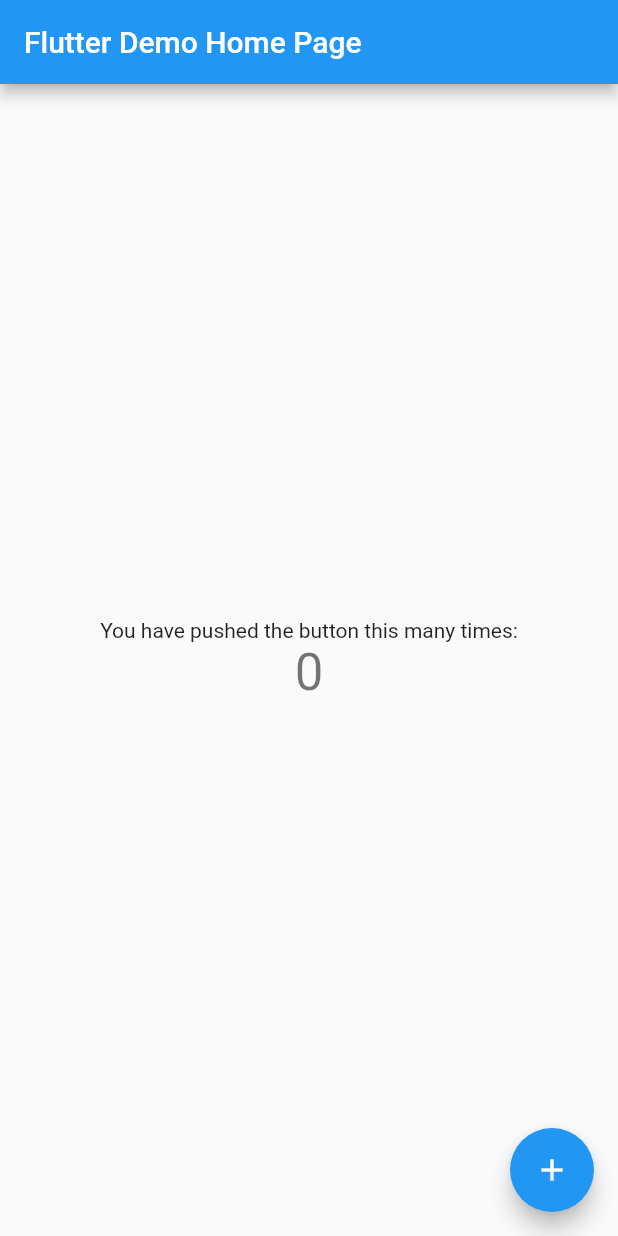
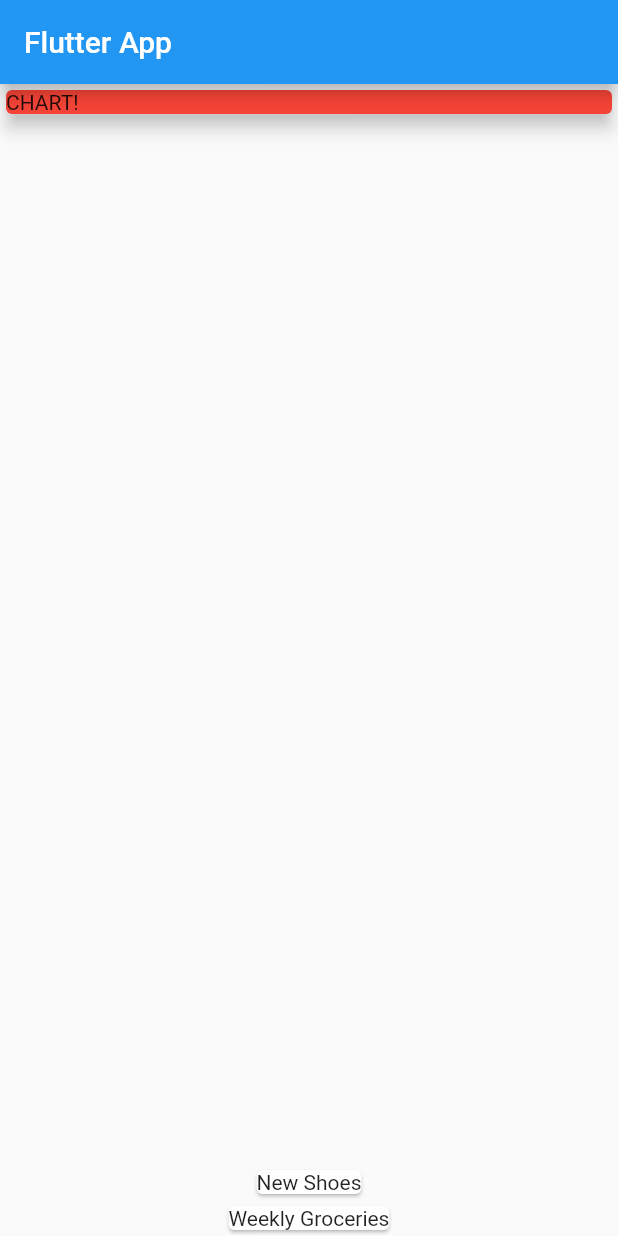
Before and after one commit to Kunal4now/Personal_Expenses, a Flutter app: the screen it shows after launch, on a phone screen of 412 x 824 dp. Run offline on Flutter 3.47's test engine with Material 2 defaults, Android fonts, the phone set to English and light mode, and no system bars.

Commit message:
Added the transaction widget

```diff
--- a/lib/main.dart
+++ b/lib/main.dart
@@ -1,117 +1,60 @@
 import 'package:flutter/material.dart';
+import './transaction.dart';
 
-void main() {
-  runApp(MyApp());
-}
+void main() => runApp(MyApp());
 
 class MyApp extends StatelessWidget {
-  // This widget is the root of your application.
   @override
   Widget build(BuildContext context) {
     return MaterialApp(
-      title: 'Flutter Demo',
-      theme: ThemeData(
-        // This is the theme of your application.
-        //
-        // Try running your application with "flutter run". You'll see the
-        // application has a blue toolbar. Then, without quitting the app, try
-        // changing the primarySwatch below to Colors.green and then invoke
-        // "hot reload" (press "r" in the console where you ran "flutter run",
-        // or simply save your changes to "hot reload" in a Flutter IDE).
-        // Notice that the counter didn't reset back to zero; the application
-        // is not restarted.
-        primarySwatch: Colors.blue,
-        // This makes the visual density adapt to the platform that you run
-        // the app on. For desktop platforms, the controls will be smaller and
-        // closer together (more dense) than on mobile platforms.
-        visualDensity: VisualDensity.adaptivePlatformDensity,
-      ),
-      home: MyHomePage(title: 'Flutter Demo Home Page'),
+      title: 'Flutter App',
+      home: MyHomePage(),
     );
   }
 }
 
-class MyHomePage extends StatefulWidget {
-  MyHomePage({Key key, this.title}) : super(key: key);
-
-  // This widget is the home page of your application. It is stateful, meaning
-  // that it has a State object (defined below) that contains fields that affect
-  // how it looks.
-
-  // This class is the configuration for the state. It holds the values (in this
-  // case the title) provided by the parent (in this case the App widget) and
-  // used by the build method of the State. Fields in a Widget subclass are
-  // always marked "final".
-
-  final String title;
-
-  @override
-  _MyHomePageState createState() => _MyHomePageState();
-}
-
-class _MyHomePageState extends State<MyHomePage> {
-  int _counter = 0;
-
-  void _incrementCounter() {
-    setState(() {
-      // This call to setState tells the Flutter framework that something has
-      // changed in this State, which causes it to rerun the build method below
-      // so that the display can reflect the updated values. If we changed
-      // _counter without calling setState(), then the build method would not be
-      // called again, and so nothing would appear to happen.
-      _counter++;
-    });
-  }
-
+class MyHomePage extends StatelessWidget {
+  final List<Transaction> transactions = [
+    Transaction(
+      id: 't1',
+      title: 'New Shoes',
+      amount: 69.99,
+      date: DateTime.now(),
+    ),
+    Transaction(
+      id: 't1',
+      title: 'Weekly Groceries',
+      amount: 16.53,
+      date: DateTime.now(),
+    ),
+  ];
   @override
   Widget build(BuildContext context) {
-    // This method is rerun every time setState is called, for instance as done
-    // by the _incrementCounter method above.
-    //
-    // The Flutter framework has been optimized to make rerunning build methods
-    // fast, so that you can just rebuild anything that needs updating rather
-    // than having to individually change instances of widgets.
     return Scaffold(
       appBar: AppBar(
-        // Here we take the value from the MyHomePage object that was created by
-        // the App.build method, and use it to set our appbar title.
-        title: Text(widget.title),
+        title: Text('Flutter App'),
       ),
-      body: Center(
-        // Center is a layout widget. It takes a single child and positions it
-        // in the middle of the parent.
-        child: Column(
-          // Column is also a layout widget. It takes a list of children and
-          // arranges them vertically. By default, it sizes itself to fit its
-          // children horizontally, and tries to be as tall as its parent.
-          //
-          // Invoke "debug painting" (press "p" in the console, choose the
-          // "Toggle Debug Paint" action from the Flutter Inspector in Android
-          // Studio, or the "Toggle Debug Paint" command in Visual Studio Code)
-          // to see the wireframe for each widget.
-          //
-          // Column has various properties to control how it sizes itself and
-          // how it positions its children. Here we use mainAxisAlignment to
-          // center the children vertically; the main axis here is the vertical
-          // axis because Columns are vertical (the cross axis would be
-          // horizontal).
-          mainAxisAlignment: MainAxisAlignment.center,
-          children: <Widget>[
-            Text(
-              'You have pushed the button this many times:',
+      body: Column(
+        mainAxisAlignment: MainAxisAlignment.spaceBetween,
+        crossAxisAlignment: CrossAxisAlignment.stretch,
+        children: <Widget>[
+          Container(
+            width: double.infinity,
+            child: Card(
+              color: Colors.red,
+              child: Text('CHART!'),
+              elevation: 5,
             ),
-            Text(
-              '$_counter',
-              style: Theme.of(context).textTheme.headline4,
-            ),
-          ],
-        ),
+          ),
+          Column(
+            children: transactions.map((tx) {
+              return Card(
+                child: Text(tx.title),
+              );
+            }).toList(),
+          ),
+        ],
       ),
-      floatingActionButton: FloatingActionButton(
-        onPressed: _incrementCounter,
-        tooltip: 'Increment',
-        child: Icon(Icons.add),
-      ), // This trailing comma makes auto-formatting nicer for build methods.
     );
   }
 }
--- /dev/null
+++ b/lib/transaction.dart
@@ -0,0 +1,15 @@
+import 'package:flutter/foundation.dart';
+
+class Transaction {
+  String id;
+  String title;
+  final double amount;
+  DateTime date;
+
+  Transaction({
+    @required this.id,
+    @required this.title,
+    @required this.amount,
+    @required this.date,
+  });
+}
```
Also changed, not shown: 1 other file.
